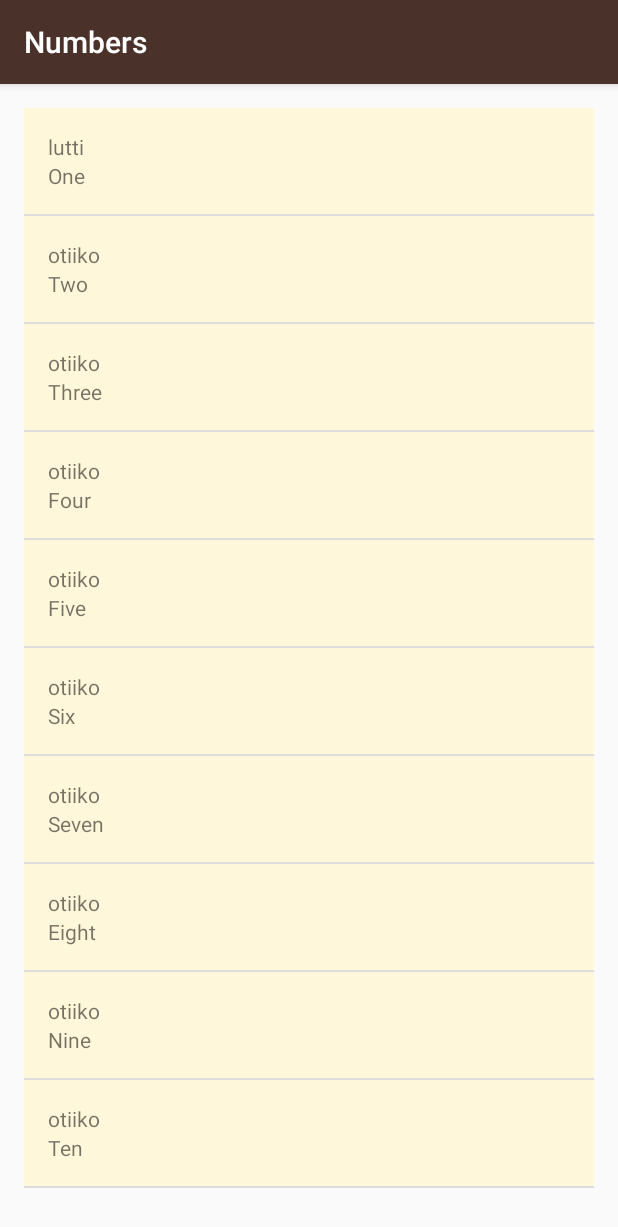
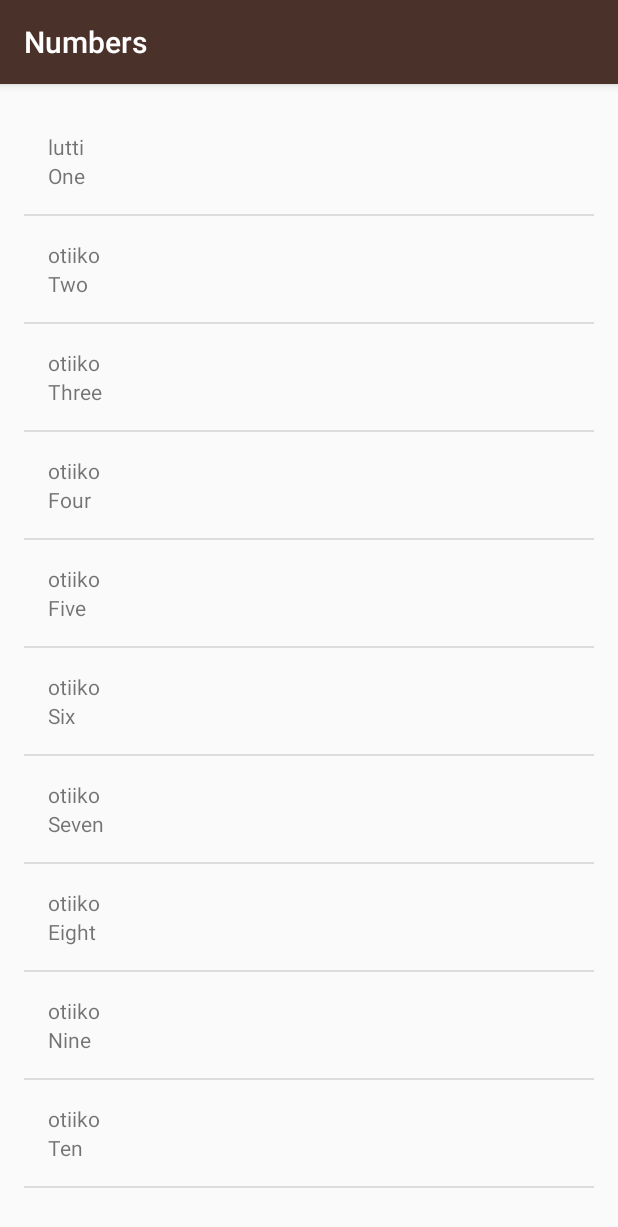
Before and after one commit to lehieu30794/MiwokAW, an Android app: the NumbersActivity screen opened directly, with no data from a screen before it, on a phone screen of 412 x 824 dp. Shown: the top 1227 px of the screen. Run offline under Robolectric (Android 15) with nearby library versions, the phone set to English and light mode, and no system bars.

Commit message:
Delete the background tan color

```diff
--- a/app/src/main/res/layout/list_item.xml
+++ b/app/src/main/res/layout/list_item.xml
@@ -2,7 +2,6 @@
     xmlns:tools="http://schemas.android.com/tools"
     android:layout_width="match_parent"
     android:layout_height="match_parent"
-    android:background="@color/tan_background"
     android:orientation="vertical"
     android:padding="16dp"
     tools:context="com.example.android.miwok.MainActivity">
```
